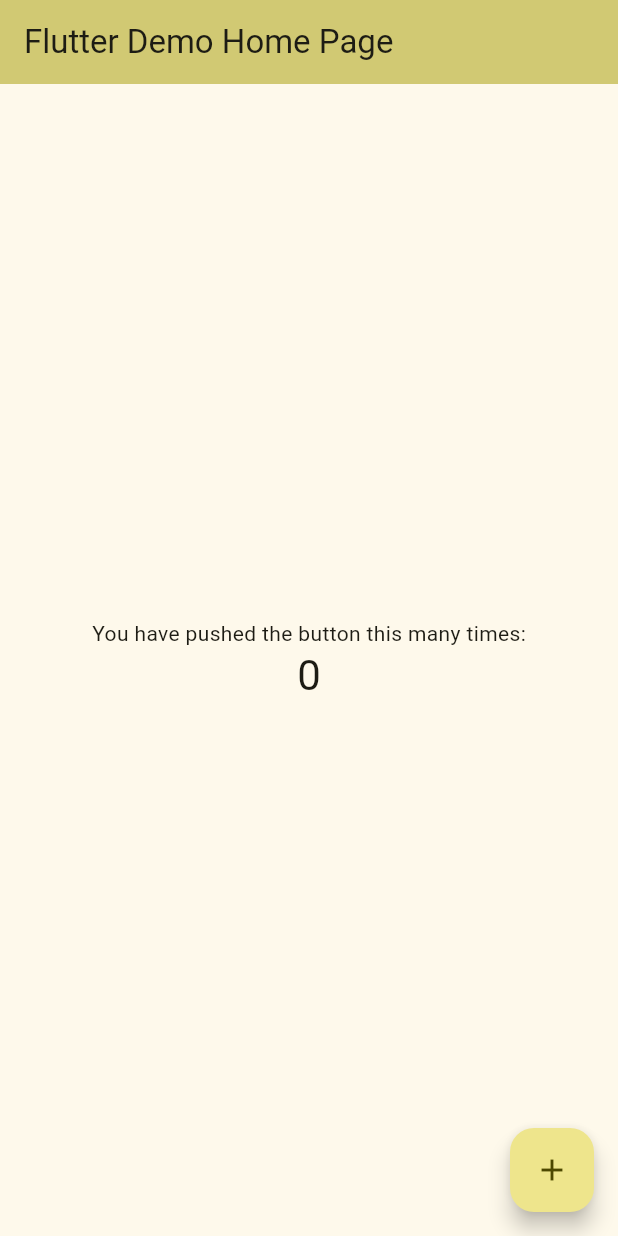
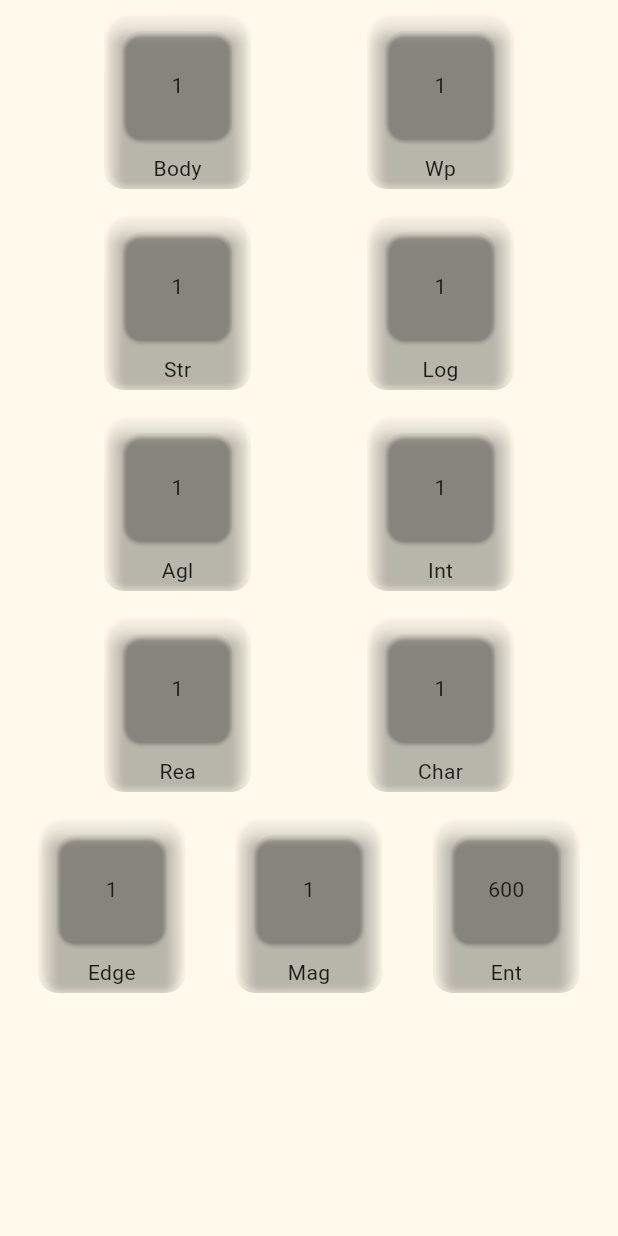
Before and after one commit to osekine/shadow-run-5e-character-sheet, a Flutter app: the screen it shows after launch, on a phone screen of 412 x 824 dp. Run offline on Flutter 3.47's test engine with Material 3 defaults, Android fonts, the phone set to English and light mode, and no system bars.

Commit message:
create Attribute Sreen

```diff
--- a/lib/main.dart
+++ b/lib/main.dart
@@ -1,4 +1,5 @@
 import 'package:flutter/material.dart';
+import 'package:shadowrun_5e_character_sheet/screen/attributes_screen.dart';
 
 void main() {
   runApp(const MyApp());
@@ -31,7 +32,7 @@
         colorScheme: ColorScheme.fromSeed(seedColor: Color.fromARGB(255, 238, 224, 31)),
         useMaterial3: true,
       ),
-      home: const MyHomePage(title: 'Flutter Demo Home Page'),
+      home: AttributesScreen(),
     );
   }
 }
--- a/lib/model/attributes_model.dart
+++ b/lib/model/attributes_model.dart
@@ -0,0 +1,16 @@
+class Attributes
+{
+  int strength = 1;
+  int agility = 1;
+  int body = 1;
+  int reaction = 1;
+  int logic = 1;
+  int intuition = 1;
+  int willpower = 1;
+  int charisma = 1;
+  int magic = 1;
+  int edge = 1;
+  double entity = 6.0;
+  int fleshWounds = 1;
+  int stunWounds = 1;
+}
--- a/lib/model/character_model.dart
+++ b/lib/model/character_model.dart
@@ -0,0 +1,6 @@
+import '../model/attributes_model.dart';
+
+class CharacterModel
+{
+  Attributes attributes = Attributes();
+}
--- /dev/null
+++ b/lib/screen/attributes_screen.dart
@@ -0,0 +1,27 @@
+import 'package:flutter/material.dart';
+import 'package:shadowrun_5e_character_sheet/widget/attribute_widget.dart';
+
+import '../model/character_model.dart';
+
+class AttributesScreen extends StatelessWidget {
+  final CharacterModel character = CharacterModel();
+  AttributesScreen({super.key});
+
+  @override
+  Widget build(BuildContext context) {
+    return Scaffold(
+
+      body: Column(
+        crossAxisAlignment: CrossAxisAlignment.center,
+        children: [
+          Row(mainAxisAlignment: MainAxisAlignment.spaceEvenly, children: [AttributeWidget(value: character.attributes.body, name: 'Body'), AttributeWidget(value: character.attributes.willpower, name: 'Wp')],),
+          Row(mainAxisAlignment: MainAxisAlignment.spaceEvenly, children: [AttributeWidget(value: character.attributes.strength, name: 'Str'), AttributeWidget(value: character.attributes.logic, name: 'Log')],),
+          Row(mainAxisAlignment: MainAxisAlignment.spaceEvenly, children: [AttributeWidget(value: character.attributes.agility, name: 'Agl'), AttributeWidget(value: character.attributes.intuition, name: 'Int')],),
+          Row(mainAxisAlignment: MainAxisAlignment.spaceEvenly, children: [AttributeWidget(value: character.attributes.reaction, name: 'Rea'), AttributeWidget(value: character.attributes.charisma, name: 'Char')],),
+          Row(mainAxisAlignment: MainAxisAlignment.spaceEvenly, children: [AttributeWidget(value: character.attributes.edge, name: 'Edge'), AttributeWidget(value: character.attributes.magic, name: 'Mag'), AttributeWidget(value: (character.attributes.entity*100).round(), name: 'Ent')], ),
+
+        ],
+      )
+    );
+  }
+}
--- a/lib/widget/attribute_widget.dart
+++ b/lib/widget/attribute_widget.dart
@@ -7,25 +7,28 @@
 
   @override
   Widget build(BuildContext context) {
-    return  IntrinsicHeight(
+    return  Padding(
+      padding: const EdgeInsets.all(8.0),
       child: ClipRRect(
           borderRadius: BorderRadius.circular(13),
+          child: IntrinsicHeight(
             child: Card(
               color: Color(0xD9D9D9),
               elevation: 4.0,
               child: SizedBox(
                 height: 110,
                 width: 90,
+
                   child: Column(
                     crossAxisAlignment: CrossAxisAlignment.center,
                     children: [
-                Padding(padding: const EdgeInsets.all(5), child: ClipRRect(borderRadius: BorderRadius.circular(8), child: Card(color: Color(0xFFFAFA), child: Text('$value'),)),
+                      Padding(padding: const EdgeInsets.all(5), child: SizedBox(width: 80, height: 80, child: ClipRRect(borderRadius: BorderRadius.circular(8), child: Card(color: Color(0xFFFAFA), child: Center(child: Text('$value')),))),
                       ),
-                Padding(
-                  padding: const EdgeInsets.all(5),
-                  child: Text(name),
+                      Text(name),
+
+                    ]
                   ),
-              ]
+
               ),
             ),
           ),
```
Lines whose indentation alone changed are shown as unchanged.
